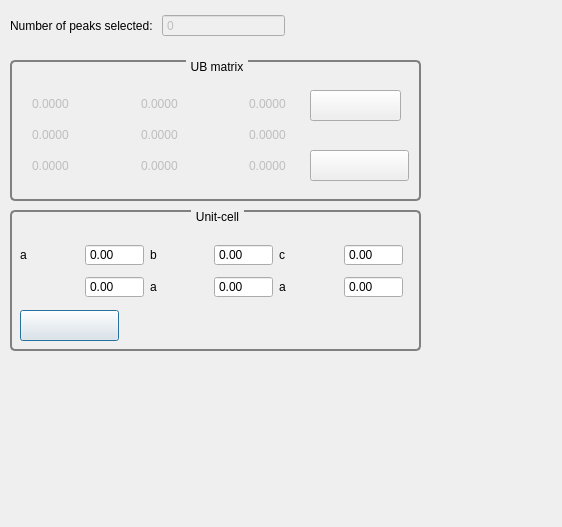
Above: testing/D19Proto/dialog_UnitCell.ui from k61n/openhkl before the change. Below: the same form after it.
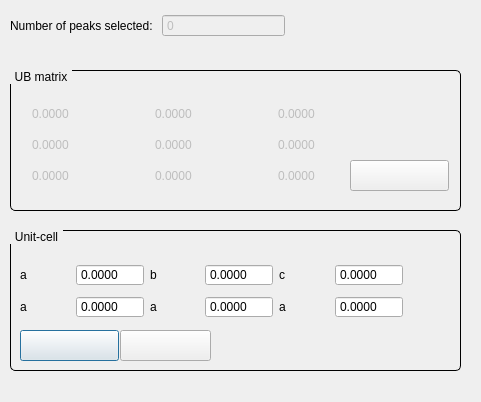
That is the form after the change. Icons and pictures are not drawn.

Commit message: Moved blender files to a dedicated directory Moved icons to resources directory Added clipboard copy to plots Bug fix when changing selection mode

```diff
--- a/testing/D19Proto/dialog_UnitCell.ui
+++ b/testing/D19Proto/dialog_UnitCell.ui
@@ -9,8 +9,8 @@
    <rect>
     <x>0</x>
     <y>0</y>
-    <width>562</width>
-    <height>527</height>
+    <width>481</width>
+    <height>402</height>
    </rect>
   </property>
   <property name="windowTitle">
@@ -55,8 +55,8 @@
    <property name="geometry">
     <rect>
      <x>10</x>
-     <y>210</y>
-     <width>411</width>
+     <y>230</y>
+     <width>451</width>
      <height>141</height>
     </rect>
    </property>
@@ -64,14 +64,14 @@
     <string notr="true"> QGroupBox {
      background-color: qlineargradient(x1: 0, y1: 0, x2: 0, y2: 1,
                                        stop: 0 #E0E0E0, stop: 1 #BBBBFF);
-     border: 2px solid gray;
+     border: 1px solid black;
      border-radius: 5px;
      margin-top: 1ex; /* leave space at the top for the title */
  }
 
  QGroupBox::title {
      subcontrol-origin: margin;
-     subcontrol-position: top center; /* position at the top center */
+     subcontrol-position: top left; /* position at the top center */
      padding: 0 3px;
      background-color: qlineargradient(x1: 0, y1: 0, x2: 0, y2: 1,
                                        stop: 0 #DDDDFF, stop: 1 #FFFFFF);
@@ -95,6 +95,9 @@
        <property name="buttonSymbols">
         <enum>QAbstractSpinBox::NoButtons</enum>
        </property>
+       <property name="decimals">
+        <number>4</number>
+       </property>
        <property name="maximum">
         <double>1000.000000000000000</double>
        </property>
@@ -119,6 +122,9 @@
        <property name="buttonSymbols">
         <enum>QAbstractSpinBox::NoButtons</enum>
        </property>
+       <property name="decimals">
+        <number>4</number>
+       </property>
        <property name="maximum">
         <double>1000.000000000000000</double>
        </property>
@@ -136,6 +142,9 @@
        <property name="buttonSymbols">
         <enum>QAbstractSpinBox::NoButtons</enum>
        </property>
+       <property name="decimals">
+        <number>4</number>
+       </property>
        <property name="maximum">
         <double>1000.000000000000000</double>
        </property>
@@ -144,7 +153,7 @@
      <item row="1" column="0">
       <widget class="QLabel" name="label_6">
        <property name="text">
-        <string/>
+        <string>a</string>
        </property>
        <property name="textFormat">
         <enum>Qt::PlainText</enum>
@@ -156,6 +165,9 @@
        <property name="buttonSymbols">
         <enum>QAbstractSpinBox::NoButtons</enum>
        </property>
+       <property name="decimals">
+        <number>4</number>
+       </property>
        <property name="maximum">
         <double>1000.000000000000000</double>
        </property>
@@ -173,6 +185,9 @@
        <property name="buttonSymbols">
         <enum>QAbstractSpinBox::NoButtons</enum>
        </property>
+       <property name="decimals">
+        <number>4</number>
+       </property>
        <property name="maximum">
         <double>1000.000000000000000</double>
        </property>
@@ -183,6 +198,9 @@
        <property name="buttonSymbols">
         <enum>QAbstractSpinBox::NoButtons</enum>
        </property>
+       <property name="decimals">
+        <number>4</number>
+       </property>
        <property name="maximum">
         <double>1000.000000000000000</double>
        </property>
@@ -220,13 +238,42 @@
      </size>
     </property>
    </widget>
+   <widget class="QPushButton" name="pushButtonGivePMatrix">
+    <property name="geometry">
+     <rect>
+      <x>110</x>
+      <y>100</y>
+      <width>91</width>
+      <height>31</height>
+     </rect>
+    </property>
+    <property name="text">
+     <string/>
+    </property>
+    <property name="icon">
+     <iconset resource="D19Proto.qrc">
+      <normaloff>:/resources/unitCellTransformIcon.png</normaloff>:/resources/unitCellTransformIcon.png</iconset>
+    </property>
+    <property name="iconSize">
+     <size>
+      <width>50</width>
+      <height>50</height>
+     </size>
+    </property>
+    <property name="autoDefault">
+     <bool>false</bool>
+    </property>
+    <property name="flat">
+     <bool>false</bool>
+    </property>
+   </widget>
   </widget>
   <widget class="QGroupBox" name="groupBox_2">
    <property name="geometry">
     <rect>
      <x>10</x>
-     <y>60</y>
-     <width>411</width>
+     <y>70</y>
+     <width>451</width>
      <height>141</height>
     </rect>
    </property>
@@ -234,14 +281,14 @@
     <string notr="true"> QGroupBox {
      background-color: qlineargradient(x1: 0, y1: 0, x2: 0, y2: 1,
                                        stop: 0 #E0E0E0, stop: 1 #FFBBBB);
-     border: 2px solid gray;
+     border: 1px solid black;
      border-radius: 5px;
      margin-top: 1ex; /* leave space at the top for the title */
  }
 
  QGroupBox::title {
      subcontrol-origin: margin;
-     subcontrol-position: top center; /* position at the top center */
+     subcontrol-position: top left; /* position at the top center */
      padding: 0 3px;
      background-color: qlineargradient(x1: 0, y1: 0, x2: 0, y2: 1,
                                        stop: 0 #DDDDFF, stop: 1 #FFFFFF);
@@ -255,7 +302,7 @@
      <rect>
       <x>20</x>
       <y>30</y>
-      <width>272</width>
+      <width>311</width>
       <height>91</height>
      </rect>
     </property>
@@ -287,6 +334,12 @@
        <property name="decimals">
         <number>4</number>
        </property>
+       <property name="minimum">
+        <double>-100.000000000000000</double>
+       </property>
+       <property name="maximum">
+        <double>100.000000000000000</double>
+       </property>
       </widget>
      </item>
      <item row="0" column="5">
@@ -303,6 +356,12 @@
        <property name="decimals">
         <number>4</number>
        </property>
+       <property name="minimum">
+        <double>-100.000000000000000</double>
+       </property>
+       <property name="maximum">
+        <double>100.000000000000000</double>
+       </property>
       </widget>
      </item>
      <item row="1" column="1">
@@ -319,6 +378,12 @@
        <property name="decimals">
         <number>4</number>
        </property>
+       <property name="minimum">
+        <double>-100.000000000000000</double>
+       </property>
+       <property name="maximum">
+        <double>100.000000000000000</double>
+       </property>
       </widget>
      </item>
      <item row="1" column="5">
@@ -335,6 +400,12 @@
        <property name="decimals">
         <number>4</number>
        </property>
+       <property name="minimum">
+        <double>-100.000000000000000</double>
+       </property>
+       <property name="maximum">
+        <double>100.000000000000000</double>
+       </property>
       </widget>
      </item>
      <item row="2" column="1">
@@ -351,6 +422,12 @@
        <property name="decimals">
         <number>4</number>
        </property>
+       <property name="minimum">
+        <double>-100.000000000000000</double>
+       </property>
+       <property name="maximum">
+        <double>100.000000000000000</double>
+       </property>
       </widget>
      </item>
      <item row="2" column="3">
@@ -367,6 +444,12 @@
        <property name="decimals">
         <number>4</number>
        </property>
+       <property name="minimum">
+        <double>-100.000000000000000</double>
+       </property>
+       <property name="maximum">
+        <double>100.000000000000000</double>
+       </property>
       </widget>
      </item>
      <item row="2" column="5">
@@ -383,6 +466,12 @@
        <property name="decimals">
         <number>4</number>
        </property>
+       <property name="minimum">
+        <double>-100.000000000000000</double>
+       </property>
+       <property name="maximum">
+        <double>100.000000000000000</double>
+       </property>
       </widget>
      </item>
      <item row="1" column="3">
@@ -399,6 +488,12 @@
        <property name="decimals">
         <number>4</number>
        </property>
+       <property name="minimum">
+        <double>-100.000000000000000</double>
+       </property>
+       <property name="maximum">
+        <double>100.000000000000000</double>
+       </property>
       </widget>
      </item>
      <item row="0" column="1">
@@ -415,6 +510,12 @@
        <property name="decimals">
         <number>4</number>
        </property>
+       <property name="minimum">
+        <double>-100.000000000000000</double>
+       </property>
+       <property name="maximum">
+        <double>100.000000000000000</double>
+       </property>
       </widget>
      </item>
      <item row="0" column="4">
@@ -435,7 +536,7 @@
    <widget class="QPushButton" name="pushButtonFindReindexHKL">
     <property name="geometry">
      <rect>
-      <x>300</x>
+      <x>340</x>
       <y>90</y>
       <width>99</width>
       <height>31</height>
@@ -458,35 +559,6 @@
      </size>
     </property>
    </widget>
-   <widget class="QPushButton" name="pushButtonGivePMatrix">
-    <property name="geometry">
-     <rect>
-      <x>300</x>
-      <y>30</y>
-      <width>91</width>
-      <height>31</height>
-     </rect>
-    </property>
-    <property name="text">
-     <string/>
-    </property>
-    <property name="icon">
-     <iconset resource="D19Proto.qrc">
-      <normaloff>:/unitcellTransformIcon.png</normaloff>:/unitcellTransformIcon.png</iconset>
-    </property>
-    <property name="iconSize">
-     <size>
-      <width>50</width>
-      <height>50</height>
-     </size>
-    </property>
-    <property name="autoDefault">
-     <bool>false</bool>
-    </property>
-    <property name="flat">
-     <bool>false</bool>
-    </property>
-   </widget>
   </widget>
  </widget>
  <resources>
```
Left out of the diff: 16 changed lines with no effect on the pictures. The commit also changes 39 other files.
